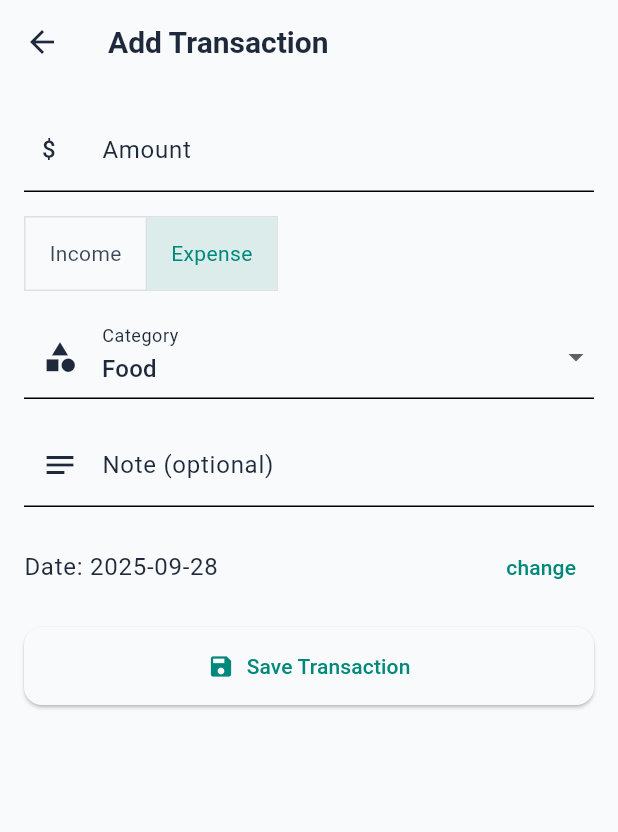
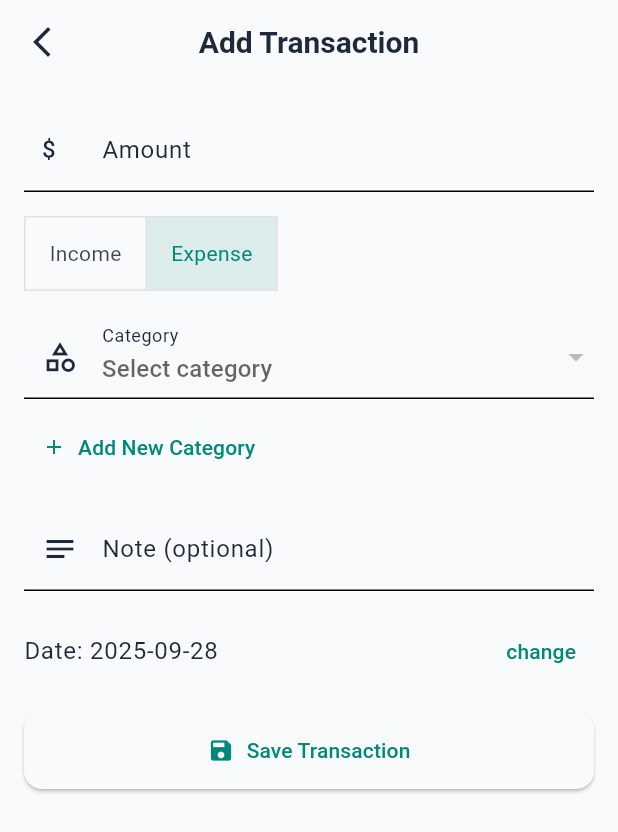
Before and after one commit to lurldgbodex/transaction-tracker, a Flutter app: the AddTransactionScreen screen opened directly, on a phone screen of 412 x 824 dp. Shown: the top 832 px of the screen. Run offline on Flutter 3.47's test engine with Material 3 defaults, Android fonts, the phone set to English and light mode, and no system bars; our stand-ins replace flutter_riverpod, shared_preferences, sqflite; accounts and stored records are empty.

Commit message:
chore: add functionality to manage category

```diff
--- /dev/null
+++ b/lib/models/category.dart
@@ -0,0 +1,27 @@
+class Category {
+  final int? id;
+  final String name;
+  final String type;
+
+  Category({this.id, required this.name, required this.type});
+
+  Map<String, dynamic> toMap() {
+    return {'id': id, 'name': name, 'type': type};
+  }
+
+  factory Category.fromMap(Map<String, dynamic> map) {
+    return Category(
+      id: map['id'] as int?,
+      name: map['name'] as String,
+      type: map['type'] as String,
+    );
+  }
+
+  Category copyWith({int? id, String? name, String? type}) {
+    return Category(
+      id: id ?? this.id,
+      name: name ?? this.name,
+      type: type ?? this.type,
+    );
+  }
+}
--- /dev/null
+++ b/lib/providers/category_provider.dart
@@ -0,0 +1,36 @@
+import 'package:flutter_riverpod/flutter_riverpod.dart';
+
+import '../db/db_service.dart';
+import '../models/category.dart';
+
+final categoryProvider = NotifierProvider<CategoryNotifier, List<Category>>(
+  CategoryNotifier.new,
+);
+
+class CategoryNotifier extends Notifier<List<Category>> {
+  final DbService _dbService = DbService();
+
+  @override
+  List<Category> build() {
+    _fetchCategory();
+    return [];
+  }
+
+  Future<void> _fetchCategory() async {
+    final categories = await _dbService.getCategories();
+    state = categories;
+  }
+
+  Future<Category> addCategory(Category category) async {
+    final id = await _dbService.insertCategory(category);
+    final newCategory = category.copyWith(id: id);
+    await _fetchCategory();
+
+    return newCategory;
+  }
+
+  Future<void> deleteCategories(int id) async {
+    await _dbService.deleteCategory(id);
+    await _fetchCategory();
+  }
+}
--- a/lib/screens/add_transaction_screen.dart
+++ b/lib/screens/add_transaction_screen.dart
@@ -1,6 +1,7 @@
 import 'package:flutter/material.dart';
 import 'package:flutter_riverpod/flutter_riverpod.dart';
 
+import '../models/category.dart';
 import '../models/transaction.dart';
 import '../providers/transaction_provider.dart';
 import '../utils/date_utils.dart';
@@ -25,24 +26,16 @@ class _AddTransactionScreenState extends ConsumerState<AddTransactionScreen> {
   final _noteController = TextEditingController();
 
   String _type = "expense";
-  String _category = "Food";
+  Category? _category;
   DateTime _selectedDate = DateTime.now();
-
-  final List<String> _categories = [
-    "Food",
-    "Transport",
-    "Bills",
-    "Shopping",
-    "Salary",
-    "Others",
-  ];
 
   Future<void> _submit() async {
     if (_formKey.currentState?.validate() ?? false) {
       final tx = TransactionModel(
         amount: double.parse(_amountController.text),
-        type: _type,
-        category: _category,
+        type: _category?.type ?? _type,
+        categoryId: _category?.id,
+        categoryName: _category?.name,
         note: _noteController.text,
         date: _selectedDate,
       );
@@ -78,7 +71,14 @@ class _AddTransactionScreenState extends ConsumerState<AddTransactionScreen> {
   @override
   Widget build(BuildContext context) {
     return Scaffold(
-      appBar: AppBar(title: const Text("Add Transaction")),
+      appBar: AppBar(
+        leading: IconButton(
+          onPressed: () => Navigator.of(context).pop(),
+          icon: Icon(Icons.arrow_back_ios_new),
+        ),
+        title: const Text("Add Transaction"),
+        centerTitle: true,
+      ),
       body: Padding(
         padding: const EdgeInsets.all(16.0),
         child: Form(
@@ -98,7 +98,6 @@ class _AddTransactionScreenState extends ConsumerState<AddTransactionScreen> {
               const SizedBox(height: 16),
               CategoryDropDown(
                 selectedCategory: _category,
-                categories: _categories,
                 onCategoryChanged: (category) {
                   setState(() {
                     _category = category;
--- a/lib/widgets/category_dropdown.dart
+++ b/lib/widgets/category_dropdown.dart
@@ -1,33 +1,62 @@
 import 'package:flutter/material.dart';
+import 'package:flutter_riverpod/flutter_riverpod.dart';
 
-class CategoryDropDown extends StatelessWidget {
-  final String selectedCategory;
-  final List<String> categories;
-  final ValueChanged<String> onCategoryChanged;
+import '../models/category.dart';
+import '../providers/category_provider.dart';
+import '../utils/category_dialog.dart';
+
+class CategoryDropDown extends ConsumerWidget {
+  final Category? selectedCategory;
+  final ValueChanged<Category> onCategoryChanged;
 
   const CategoryDropDown({
     super.key,
-    required this.selectedCategory,
-    required this.categories,
+    this.selectedCategory,
     required this.onCategoryChanged,
   });
 
   @override
-  Widget build(BuildContext context) {
-    return DropdownButtonFormField(
-      initialValue: selectedCategory,
+  Widget build(BuildContext context, WidgetRef ref) {
+    final categories = ref.watch(categoryProvider);
+
+    return Column(
+      crossAxisAlignment: CrossAxisAlignment.start,
+      children: [
+        DropdownButtonFormField(
+          initialValue: selectedCategory?.id,
+          hint: const Text("Select category"),
           items: categories
-          .map((cat) => DropdownMenuItem(value: cat, child: Text(cat)))
+              .map(
+                (cat) => DropdownMenuItem(value: cat.id, child: Text(cat.name)),
+              )
               .toList(),
-      onChanged: (value) {
+          onChanged: (value) async {
             if (value != null) {
-          onCategoryChanged(value);
+              final selected = categories.firstWhere(
+                (cat) => cat.id == value,
+                orElse: () => categories.first,
+              );
+              onCategoryChanged(selected);
             }
           },
           decoration: const InputDecoration(
             labelText: "Category",
-        prefixIcon: Icon(Icons.category),
+            prefixIcon: Icon(Icons.category_outlined),
           ),
+        ),
+        const SizedBox(height: 8),
+        TextButton.icon(
+          onPressed: () async {
+            final newCategory = await showAddCategoryDialog(context, ref);
+
+            if (newCategory != null) {
+              onCategoryChanged(newCategory);
+            }
+          },
+          icon: const Icon(Icons.add, size: 16),
+          label: const Text("Add New Category"),
+        ),
+      ],
     );
   }
 }
```
Also changed, not shown: lib/utils/category_dialog.dart (added, +66 -0 lines), lib/widgets/edit_transaction_dialog.dart (added, +100 -0 lines). Lines whose indentation alone changed are shown as unchanged.
